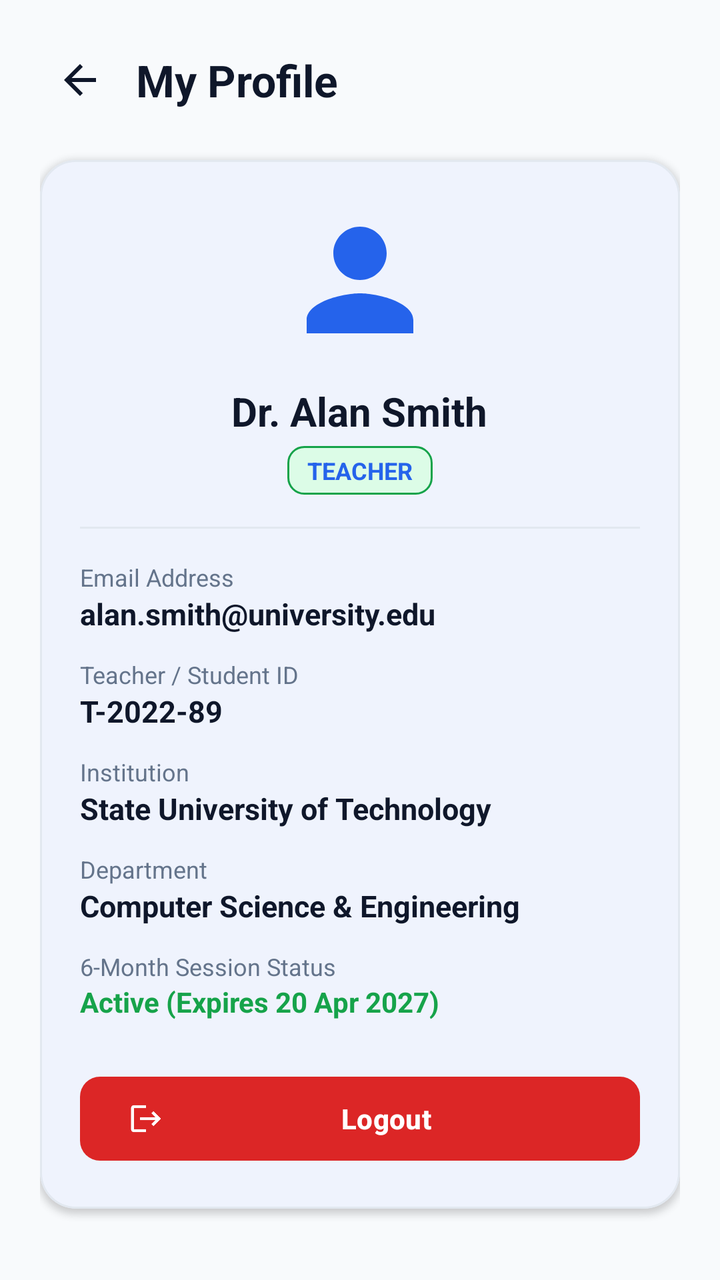
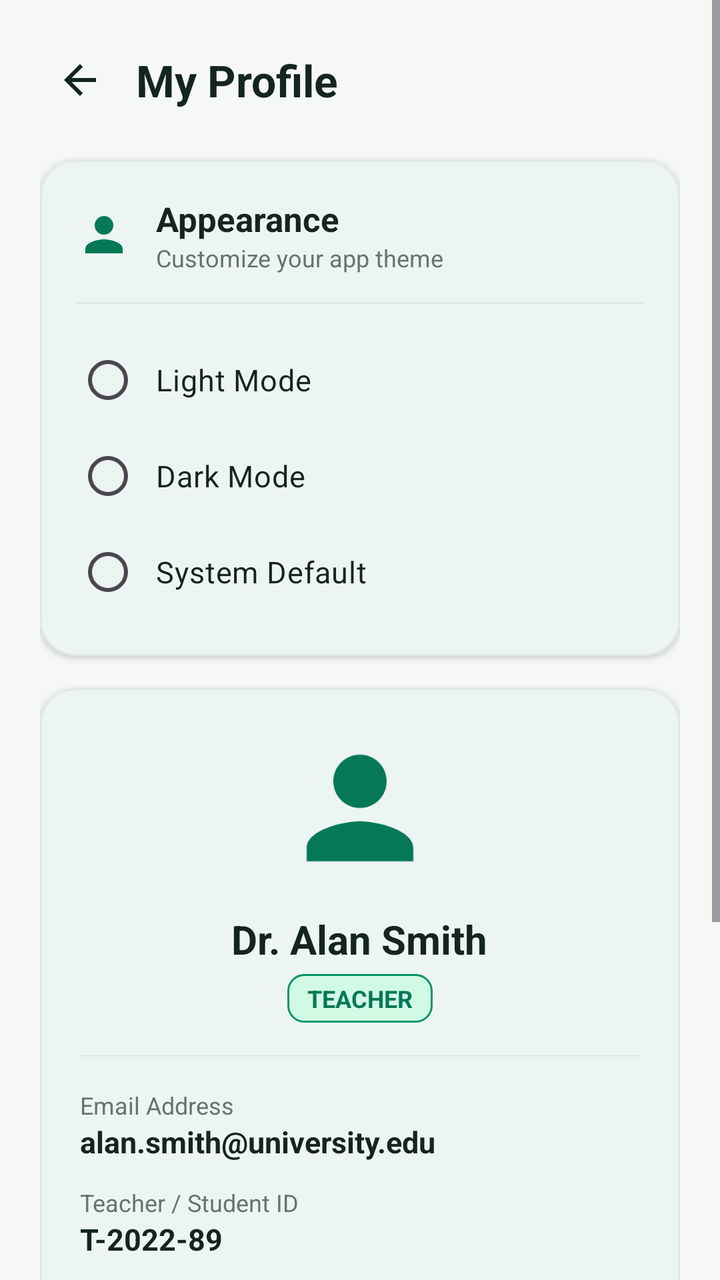

Before-and-after screenshots of an Android layout around one commit, followed by the original layout XML and the change that was made.
<!-- AndroidManifest.xml: application theme Theme.SmartClassroom -->
<!-- res/layout/activity_profile.xml -->
<?xml version="1.0" encoding="utf-8"?>
<ScrollView
    xmlns:android="http://schemas.android.com/apk/res/android"
    xmlns:app="http://schemas.android.com/apk/res-auto"
    android:layout_width="match_parent"
    android:layout_height="match_parent"
    android:fillViewport="true"
    android:background="@color/background">

    <LinearLayout
        android:layout_width="match_parent"
        android:layout_height="wrap_content"
        android:orientation="vertical"
        android:padding="20dp">

        
        <LinearLayout
            android:layout_width="match_parent"
            android:layout_height="wrap_content"
            android:orientation="horizontal"
            android:gravity="center_vertical">

            <ImageButton
                android:id="@+id/btnBack"
                android:layout_width="40dp"
                android:layout_height="40dp"
                android:background="?attr/selectableItemBackgroundBorderless"
                android:contentDescription="Back"
                android:src="@drawable/ic_arrow_back"
                app:tint="@color/text_primary" />

            <TextView
                android:layout_width="wrap_content"
                android:layout_height="wrap_content"
                android:layout_marginStart="8dp"
                android:text="My Profile"
                android:textSize="22sp"
                android:textStyle="bold"
                android:textColor="@color/text_primary" />
        </LinearLayout>

        <com.google.android.material.card.MaterialCardView
            android:layout_width="match_parent"
            android:layout_height="wrap_content"
            android:layout_marginTop="20dp"
            app:cardCornerRadius="18dp"
            app:cardElevation="2dp"
            app:strokeColor="@color/divider"
            app:strokeWidth="1dp"
            app:cardBackgroundColor="@color/card_bg">

            <LinearLayout
                android:layout_width="match_parent"
                android:layout_height="wrap_content"
                android:orientation="vertical"
                android:padding="20dp"
                android:gravity="center_horizontal">

                <ImageView
                    android:id="@+id/ivProfileAvatar"
                    android:layout_width="80dp"
                    android:layout_height="80dp"
                    android:src="@drawable/ic_person"
                    app:tint="@color/primary" />

                <TextView
                    android:id="@+id/tvProfileName"
                    android:layout_width="wrap_content"
                    android:layout_height="wrap_content"
                    android:layout_marginTop="12dp"
                    android:text="Dr. Alan Smith"
                    android:textSize="20sp"
                    android:textStyle="bold"
                    android:textColor="@color/text_primary" />

                <TextView
                    android:id="@+id/tvProfileRole"
                    android:layout_width="wrap_content"
                    android:layout_height="wrap_content"
                    android:layout_marginTop="4dp"
                    android:text="TEACHER"
                    android:textSize="12sp"
                    android:textStyle="bold"
                    android:textColor="@color/primary"
                    android:background="@drawable/bg_status_present"
                    android:paddingHorizontal="10dp"
                    android:paddingVertical="4dp" />

                <View
                    android:layout_width="match_parent"
                    android:layout_height="1dp"
                    android:background="@color/divider"
                    android:layout_marginVertical="16dp" />

                <LinearLayout
                    android:layout_width="match_parent"
                    android:layout_height="wrap_content"
                    android:orientation="vertical">

                    <TextView
                        android:layout_width="wrap_content"
                        android:layout_height="wrap_content"
                        android:text="Email Address"
                        android:textSize="12sp"
                        android:textColor="@color/text_secondary" />

                    <TextView
                        android:id="@+id/tvProfileEmail"
                        android:layout_width="wrap_content"
                        android:layout_height="wrap_content"
                        android:text="alan.smith@university.edu"
                        android:textSize="15sp"
                        android:textStyle="bold"
                        android:textColor="@color/text_primary" />

                    <TextView
                        android:id="@+id/tvIdLabel"
                        android:layout_width="wrap_content"
                        android:layout_height="wrap_content"
                        android:layout_marginTop="12dp"
                        android:text="Teacher / Student ID"
                        android:textSize="12sp"
                        android:textColor="@color/text_secondary" />

                    <TextView
                        android:id="@+id/tvProfileIdentifier"
                        android:layout_width="wrap_content"
                        android:layout_height="wrap_content"
                        android:text="T-2022-89"
                        android:textSize="15sp"
                        android:textStyle="bold"
                        android:textColor="@color/text_primary" />

                    <TextView
                        android:layout_width="wrap_content"
                        android:layout_height="wrap_content"
                        android:layout_marginTop="12dp"
                        android:text="Institution"
                        android:textSize="12sp"
                        android:textColor="@color/text_secondary" />

                    <TextView
                        android:id="@+id/tvProfileInstitution"
                        android:layout_width="wrap_content"
                        android:layout_height="wrap_content"
                        android:text="State University of Technology"
                        android:textSize="15sp"
                        android:textStyle="bold"
                        android:textColor="@color/text_primary" />

                    <TextView
                        android:layout_width="wrap_content"
                        android:layout_height="wrap_content"
                        android:layout_marginTop="12dp"
                        android:text="Department"
                        android:textSize="12sp"
                        android:textColor="@color/text_secondary" />

                    <TextView
                        android:id="@+id/tvProfileDepartment"
                        android:layout_width="wrap_content"
                        android:layout_height="wrap_content"
                        android:text="Computer Science &amp; Engineering"
                        android:textSize="15sp"
                        android:textStyle="bold"
                        android:textColor="@color/text_primary" />

                    <TextView
                        android:layout_width="wrap_content"
                        android:layout_height="wrap_content"
                        android:layout_marginTop="12dp"
                        android:text="6-Month Session Status"
                        android:textSize="12sp"
                        android:textColor="@color/text_secondary" />

                    <TextView
                        android:id="@+id/tvProfileSessionStatus"
                        android:layout_width="wrap_content"
                        android:layout_height="wrap_content"
                        android:text="Active (Expires 20 Apr 2027)"
                        android:textSize="14sp"
                        android:textStyle="bold"
                        android:textColor="@color/success" />
                </LinearLayout>

                <com.google.android.material.button.MaterialButton
                    android:id="@+id/btnLogoutProfile"
                    android:layout_width="match_parent"
                    android:layout_height="50dp"
                    android:layout_marginTop="24dp"
                    android:text="@string/logout"
                    android:textSize="14sp"
                    android:textStyle="bold"
                    app:icon="@drawable/ic_logout"
                    app:iconTint="@color/white"
                    app:backgroundTint="@color/danger"
                    app:cornerRadius="10dp" />

            </LinearLayout>
        </com.google.android.material.card.MaterialCardView>

    </LinearLayout>

</ScrollView>
<!-- resources referenced by this layout -->
<resources>
  <color name="background">#F8FAFC</color>
  <color name="card_bg">#FFFFFF</color>
  <color name="danger">#DC2626</color>
  <color name="divider">#E2E8F0</color>
  <color name="primary">#2563EB</color>
  <color name="success">#16A34A</color>
  <color name="text_primary">#0F172A</color>
  <color name="text_secondary">#64748B</color>
  <color name="white">#FFFFFFFF</color>
  <!-- drawable bg_status_present (drawable) -->
  <?xml version="1.0" encoding="utf-8"?>
  <shape xmlns:android="http://schemas.android.com/apk/res/android"
      android:shape="rectangle">
      <solid android:color="@color/success_light" />
      <corners android:radius="8dp" />
      <stroke
          android:width="1dp"
          android:color="@color/success" />
  </shape>
  <!-- drawable ic_arrow_back (drawable) -->
  <vector xmlns:android="http://schemas.android.com/apk/res/android"
      android:width="24dp"
      android:height="24dp"
      android:viewportWidth="24"
      android:viewportHeight="24">
    <path
        android:fillColor="@color/text_primary"
        android:pathData="M20,11H7.83l5.59,-5.59L12,4l-8,8 8,8 1.41,-1.41L7.83,13H20v-2z"/>
  </vector>
  <!-- drawable ic_logout (drawable) -->
  <vector xmlns:android="http://schemas.android.com/apk/res/android"
      android:width="24dp"
      android:height="24dp"
      android:viewportWidth="24"
      android:viewportHeight="24">
    <path
        android:fillColor="@color/danger"
        android:pathData="M17,7l-1.41,1.41L18.17,11H8v2h10.17l-2.58,2.58L17,17l5,-5zM4,5h8V3H4c-1.1,0 -2,0.9 -2,2v14c0,1.1 0.9,2 2,2h8v-2H4V5z"/>
  </vector>
  <!-- drawable ic_person (drawable) -->
  <vector xmlns:android="http://schemas.android.com/apk/res/android"
      android:width="24dp"
      android:height="24dp"
      android:viewportWidth="24"
      android:viewportHeight="24">
    <path
        android:fillColor="@color/text_secondary"
        android:pathData="M12,12c2.21,0 4,-1.79 4,-4s-1.79,-4 -4,-4 -4,1.79 -4,4 1.79,4 4,4zM12,14c-2.67,0 -8,1.34 -8,4v2h16v-2c0,-2.66 -5.33,-4 -8,-4z"/>
  </vector>
  <string name="logout">Logout</string>
  <style name="Theme.SmartClassroom" parent="Theme.Material3.DayNight.NoActionBar">
          
          <item name="colorPrimary">@color/primary</item>
          <item name="colorPrimaryVariant">@color/primary_dark</item>
          <item name="colorOnPrimary">@color/white</item>
          
          <item name="colorSecondary">@color/secondary</item>
          <item name="colorSecondaryVariant">@color/secondary_light</item>
          <item name="colorOnSecondary">@color/white</item>
          
          <item name="android:statusBarColor">@color/background</item>
          <item name="android:windowLightStatusBar">true</item>
          <item name="android:windowBackground">@color/background</item>
          <item name="colorSurface">@color/surface</item>
          <item name="colorOnSurface">@color/text_primary</item>
      </style>
  <color name="success_light">#DCFCE7</color>
  <color name="primary_dark">#1D4ED8</color>
  <color name="secondary">#0F172A</color>
  <color name="secondary_light">#334155</color>
  <color name="surface">#FFFFFF</color>
</resources>

<!-- the commit's change to res/layout/activity_profile.xml (unified diff, before → after) -->
@@ -1,6 +1,5 @@
 <?xml version="1.0" encoding="utf-8"?>
-<ScrollView
-    xmlns:android="http://schemas.android.com/apk/res/android"
+<ScrollView xmlns:android="http://schemas.android.com/apk/res/android"
     xmlns:app="http://schemas.android.com/apk/res-auto"
     android:layout_width="match_parent"
     android:layout_height="match_parent"
@@ -39,6 +38,7 @@
                 android:textColor="@color/text_primary" />
         </LinearLayout>
 
+        
         <com.google.android.material.card.MaterialCardView
             android:layout_width="match_parent"
             android:layout_height="wrap_content"
@@ -53,6 +53,106 @@
                 android:layout_width="match_parent"
                 android:layout_height="wrap_content"
                 android:orientation="vertical"
+                android:padding="18dp">
+
+                <LinearLayout
+                    android:layout_width="match_parent"
+                    android:layout_height="wrap_content"
+                    android:orientation="horizontal"
+                    android:gravity="center_vertical">
+
+                    <ImageView
+                        android:layout_width="28dp"
+                        android:layout_height="28dp"
+                        android:src="@drawable/ic_person"
+                        app:tint="@color/primary" />
+
+                    <LinearLayout
+                        android:layout_width="0dp"
+                        android:layout_height="wrap_content"
+                        android:layout_marginStart="12dp"
+                        android:layout_weight="1"
+                        android:orientation="vertical">
+
+                        <TextView
+                            android:layout_width="wrap_content"
+                            android:layout_height="wrap_content"
+                            android:text="Appearance"
+                            android:textSize="17sp"
+                            android:textStyle="bold"
+                            android:textColor="@color/text_primary" />
+
+                        <TextView
+                            android:layout_width="wrap_content"
+                            android:layout_height="wrap_content"
+                            android:text="Customize your app theme"
+                            android:textSize="12sp"
+                            android:textColor="@color/text_secondary" />
+                    </LinearLayout>
+                </LinearLayout>
+
+                <View
+                    android:layout_width="match_parent"
+                    android:layout_height="1dp"
+                    android:layout_marginVertical="14dp"
+                    android:background="@color/divider" />
+
+                <RadioGroup
+                    android:id="@+id/rgThemeMode"
+                    android:layout_width="match_parent"
+                    android:layout_height="wrap_content"
+                    android:orientation="vertical">
+
+                    <RadioButton
+                        android:id="@+id/radioThemeLight"
+                        android:layout_width="match_parent"
+                        android:layout_height="wrap_content"
+                        android:padding="8dp"
+                        android:text="Light Mode"
+                        android:textSize="15sp"
+                        android:textColor="@color/text_primary"
+                        android:buttonTint="@color/primary" />
+
+                    <RadioButton
+                        android:id="@+id/radioThemeDark"
+                        android:layout_width="match_parent"
+                        android:layout_height="wrap_content"
+                        android:padding="8dp"
+                        android:text="Dark Mode"
+                        android:textSize="15sp"
+                        android:textColor="@color/text_primary"
+                        android:buttonTint="@color/primary" />
+
+                    <RadioButton
+                        android:id="@+id/radioThemeSystem"
+                        android:layout_width="match_parent"
+                        android:layout_height="wrap_content"
+                        android:padding="8dp"
+                        android:text="System Default"
+                        android:textSize="15sp"
+                        android:textColor="@color/text_primary"
+                        android:buttonTint="@color/primary" />
+
+                </RadioGroup>
+
+            </LinearLayout>
+        </com.google.android.material.card.MaterialCardView>
+
+        
+        <com.google.android.material.card.MaterialCardView
+            android:layout_width="match_parent"
+            android:layout_height="wrap_content"
+            android:layout_marginTop="16dp"
+            app:cardCornerRadius="18dp"
+            app:cardElevation="2dp"
+            app:strokeColor="@color/divider"
+            app:strokeWidth="1dp"
+            app:cardBackgroundColor="@color/card_bg">
+
+            <LinearLayout
+                android:layout_width="match_parent"
+                android:layout_height="wrap_content"
+                android:orientation="vertical"
                 android:padding="20dp"
                 android:gravity="center_horizontal">
 
@@ -177,10 +277,11 @@
                         android:id="@+id/tvProfileSessionStatus"
                         android:layout_width="wrap_content"
                         android:layout_height="wrap_content"
-                        android:text="Active (Expires 20 Apr 2027)"
+                        android:text="Active"
                         android:textSize="14sp"
                         android:textStyle="bold"
                         android:textColor="@color/success" />
+
                 </LinearLayout>
 
                 <com.google.android.material.button.MaterialButton
@@ -200,5 +301,4 @@
         </com.google.android.material.card.MaterialCardView>
 
     </LinearLayout>
-
 </ScrollView>
<!-- resource entries referenced after the edit -->
@@ -1,13 +1,13 @@
 <!-- resources referenced by this layout -->
 <resources>
-  <color name="background">#F8FAFC</color>
+  <color name="background">#F5F8F5</color>
   <color name="card_bg">#FFFFFF</color>
   <color name="danger">#DC2626</color>
-  <color name="divider">#E2E8F0</color>
-  <color name="primary">#2563EB</color>
-  <color name="success">#16A34A</color>
-  <color name="text_primary">#0F172A</color>
-  <color name="text_secondary">#64748B</color>
+  <color name="divider">#E1EAE3</color>
+  <color name="primary">#047857</color>
+  <color name="success">#059669</color>
+  <color name="text_primary">#14251D</color>
+  <color name="text_secondary">#64756B</color>
   <color name="white">#FFFFFFFF</color>
   <!-- drawable bg_status_present (drawable) -->
   <?xml version="1.0" encoding="utf-8"?>
@@ -51,25 +51,37 @@
   </vector>
   <string name="logout">Logout</string>
   <style name="Theme.SmartClassroom" parent="Theme.Material3.DayNight.NoActionBar">
+  
           
           <item name="colorPrimary">@color/primary</item>
           <item name="colorPrimaryVariant">@color/primary_dark</item>
           <item name="colorOnPrimary">@color/white</item>
+  
           
           <item name="colorSecondary">@color/secondary</item>
           <item name="colorSecondaryVariant">@color/secondary_light</item>
           <item name="colorOnSecondary">@color/white</item>
+  
+          
+          <item name="android:windowBackground">@color/background</item>
+          <item name="colorSurface">@color/surface</item>
+          <item name="colorOnSurface">@color/text_primary</item>
+  
           
           <item name="android:statusBarColor">@color/background</item>
           <item name="android:windowLightStatusBar">true</item>
-          <item name="android:windowBackground">@color/background</item>
-          <item name="colorSurface">@color/surface</item>
-          <item name="colorOnSurface">@color/text_primary</item>
+  
+          
+          <item name="android:navigationBarColor">@color/background</item>
+  
+          
+          <item name="android:windowActionModeOverlay">true</item>
+  
       </style>
-  <color name="success_light">#DCFCE7</color>
-  <color name="primary_dark">#1D4ED8</color>
-  <color name="secondary">#0F172A</color>
-  <color name="secondary_light">#334155</color>
+  <color name="success_light">#D1FAE5</color>
+  <color name="primary_dark">#064E3B</color>
+  <color name="secondary">#0F2922</color>
+  <color name="secondary_light">#365B4D</color>
   <color name="surface">#FFFFFF</color>
 </resources>
 
